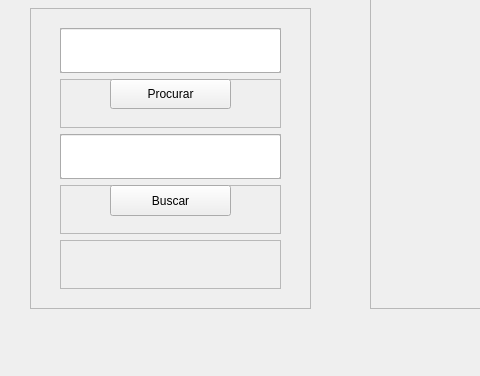
Qt form untitled4/janelaLSE.ui (LPfontes/Projeto_estrutura_de-dados) before a commit; both pictures show x 0 to 480 and y 392 to 768 of the 1174 by 768 pixel window.
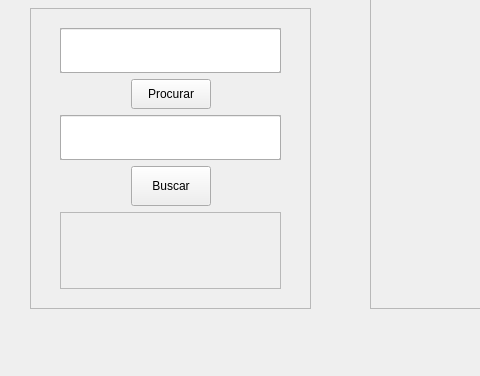
The same form after that commit.

The edit to the form file:
```diff
--- a/untitled4/janelaLSE.ui
+++ b/untitled4/janelaLSE.ui
@@ -404,22 +404,22 @@
        </widget>
       </item>
       <item>
-       <widget class="QFrame" name="frame_2">
-        <property name="frameShape">
-         <enum>QFrame::StyledPanel</enum>
-        </property>
-        <property name="frameShadow">
-         <enum>QFrame::Raised</enum>
-        </property>
+       <layout class="QHBoxLayout" name="horizontalLayout">
+        <item>
+         <spacer name="horizontalSpacer_2">
+          <property name="orientation">
+           <enum>Qt::Horizontal</enum>
+          </property>
+          <property name="sizeHint" stdset="0">
+           <size>
+            <width>40</width>
+            <height>20</height>
+           </size>
+          </property>
+         </spacer>
+        </item>
+        <item>
         <widget class="QPushButton" name="buttonBuscarValor">
-         <property name="geometry">
-          <rect>
-           <x>50</x>
-           <y>0</y>
-           <width>121</width>
-           <height>30</height>
-          </rect>
-         </property>
          <property name="maximumSize">
           <size>
            <width>150</width>
@@ -430,7 +430,21 @@
           <string>Procurar</string>
          </property>
         </widget>
-       </widget>
+        </item>
+        <item>
+         <spacer name="horizontalSpacer">
+          <property name="orientation">
+           <enum>Qt::Horizontal</enum>
+          </property>
+          <property name="sizeHint" stdset="0">
+           <size>
+            <width>40</width>
+            <height>20</height>
+           </size>
+          </property>
+         </spacer>
+        </item>
+       </layout>
       </item>
       <item>
        <widget class="QFrame" name="frameInputPosicaoBusca">
@@ -486,22 +500,22 @@
        </widget>
       </item>
       <item>
-       <widget class="QFrame" name="frameButtonBuscaPos">
-        <property name="frameShape">
-         <enum>QFrame::StyledPanel</enum>
-        </property>
-        <property name="frameShadow">
-         <enum>QFrame::Raised</enum>
-        </property>
+       <layout class="QHBoxLayout" name="horizontalLayout_2">
+        <item>
+         <spacer name="horizontalSpacer_4">
+          <property name="orientation">
+           <enum>Qt::Horizontal</enum>
+          </property>
+          <property name="sizeHint" stdset="0">
+           <size>
+            <width>40</width>
+            <height>20</height>
+           </size>
+          </property>
+         </spacer>
+        </item>
+        <item>
         <widget class="QPushButton" name="buttonBuscarPosicao">
-         <property name="geometry">
-          <rect>
-           <x>50</x>
-           <y>0</y>
-           <width>121</width>
-           <height>31</height>
-          </rect>
-         </property>
          <property name="maximumSize">
           <size>
            <width>200</width>
@@ -512,7 +526,21 @@
           <string>Buscar</string>
          </property>
         </widget>
-       </widget>
+        </item>
+        <item>
+         <spacer name="horizontalSpacer_3">
+          <property name="orientation">
+           <enum>Qt::Horizontal</enum>
+          </property>
+          <property name="sizeHint" stdset="0">
+           <size>
+            <width>40</width>
+            <height>20</height>
+           </size>
+          </property>
+         </spacer>
+        </item>
+       </layout>
       </item>
       <item>
        <layout class="QHBoxLayout" name="horizontalLayout_11">
```
Left out of the diff: 2 changed lines with no effect on the pictures. Lines whose indentation alone changed are shown as unchanged.
